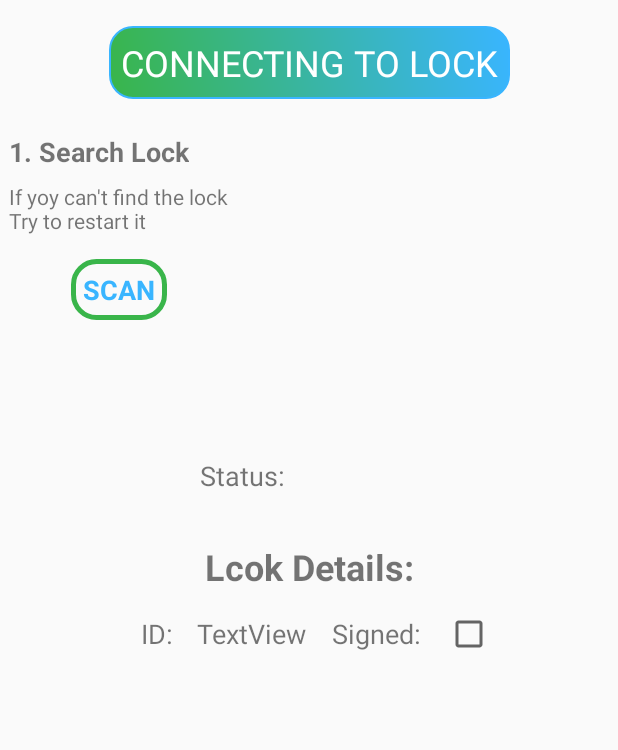
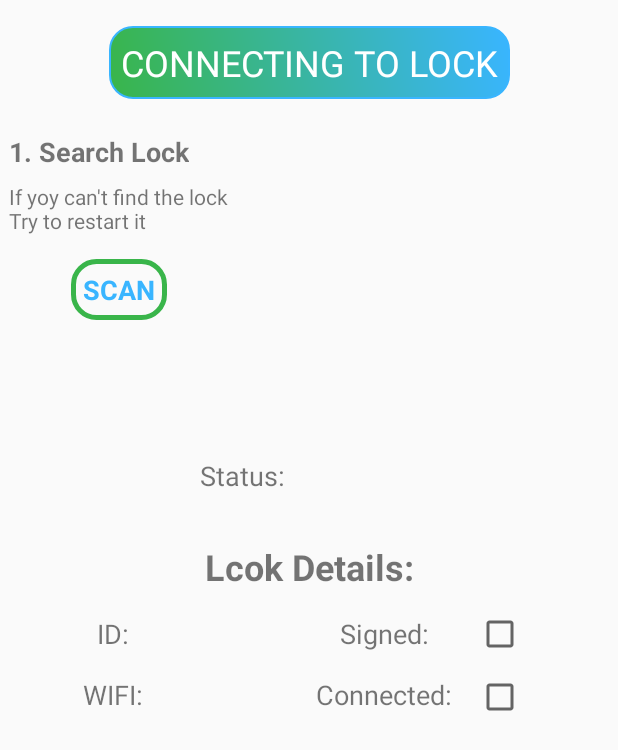
Before and after one commit to dudu4646/LockedApp, an Android app: the bluetooth screen opened directly, with no data from a screen before it, on a phone screen of 412 x 824 dp. Shown: the top 750 px of the screen. Run offline under Robolectric (Android 15) with nearby library versions, the phone set to English and light mode, and no system bars.

Commit message:
15/10 11:50 getting status of the lock

```diff
--- a/app/src/main/java/packet/com/lockedappproject/Activities/bluetooth.java
+++ b/app/src/main/java/packet/com/lockedappproject/Activities/bluetooth.java
@@ -36,8 +36,8 @@ public class bluetooth extends AppCompatActivity implements BlueAdapter.BlueCB,
     private BluetoothAdapter bta;
     private BlueThread bThread;
     private BroadcastReceiver receiver;
-    private TextView scan, sts, id;
-    private CheckBox signed;
+    private TextView scan, sts, id, wifi;
+    private CheckBox signed, wifiCheck;
     private BlueAdapter dAdapter;
     private RecyclerView dList;
 
@@ -96,7 +96,9 @@ public class bluetooth extends AppCompatActivity implements BlueAdapter.BlueCB,
 
         sts = findViewById(R.id.sts);
         id = findViewById(R.id.id);
+        wifi = findViewById(R.id.wifi);
         signed = findViewById(R.id.signed);
+        wifiCheck = findViewById(R.id.wifiCheck);
     }
 
     @Override
@@ -138,6 +140,7 @@ public class bluetooth extends AppCompatActivity implements BlueAdapter.BlueCB,
         switch (status) {
             case DISCONNECT:
                 sts.setText("Disconnect");
+                bThread.cancel();
                 break;
             case CONNECTING:
                 sts.setText("Connecting...");
@@ -148,9 +151,19 @@ public class bluetooth extends AppCompatActivity implements BlueAdapter.BlueCB,
                 sts.setText("Getting Lock details...");
                 break;
             case GET_LID:
+                System.out.println("testing ---> GET_LID reply");
                 id.setText(msg);
                 FireBase.searchGeneralLock(msg, this);
+                sts.setText("Getting WIFI status...");
                 bThread.write((GET_SSID + "").getBytes(), GET_SSID);
+                break;
+            case GET_SSID:
+                wifi.setText(msg);
+                bThread.write((GET_WIFI + "").getBytes(), GET_WIFI);
+                break;
+            case GET_WIFI:
+                System.out.println("testing ---> GET_WIFI msg: " + msg);
+                wifiCheck.setChecked(msg.equalsIgnoreCase("1"));
                 break;
         }
     }
--- a/app/src/main/java/packet/com/lockedappproject/models/BlueThread.java
+++ b/app/src/main/java/packet/com/lockedappproject/models/BlueThread.java
@@ -72,7 +72,7 @@ public class BlueThread extends Thread {
                     activity.runOnUiThread(new Runnable() {
                         @Override
                         public void run() {
-                            cb.updateUi(ThreadCB.GET_LID, new String(buffer));
+                            cb.updateUi(status, new String(buffer));
                         }
                     });
 
@@ -125,7 +125,7 @@ public class BlueThread extends Thread {
         static int CONNECTED = 1;
         static int GET_LID = 2;
         static int GET_SSID = 3;
-        static int GET_PASS = 4;
+        static int GET_WIFI = 4;
         static int SET_SSID = 5;
         static int SET_PASS = 6;
 
--- a/app/src/main/res/layout/activity_bluetooth.xml
+++ b/app/src/main/res/layout/activity_bluetooth.xml
@@ -152,24 +152,24 @@
             android:layout_width="wrap_content"
             android:layout_height="wrap_content"
             android:orientation="vertical"
-            app:layout_constraintGuide_percent="0.3" />
+            app:layout_constraintGuide_percent="0.25" />
 
         <androidx.constraintlayout.widget.Guideline
             android:id="@+id/guideline30"
             android:layout_width="wrap_content"
             android:layout_height="wrap_content"
             android:orientation="vertical"
-            app:layout_constraintGuide_percent="0.7" />
+            app:layout_constraintGuide_percent="0.75" />
 
         <TextView
             android:id="@+id/textView22"
             android:layout_width="wrap_content"
             android:layout_height="wrap_content"
             android:layout_marginTop="16dp"
-            android:layout_marginEnd="8dp"
             android:text="ID:"
             android:textSize="18sp"
-            app:layout_constraintEnd_toStartOf="@+id/guideline26"
+            app:layout_constraintEnd_toEndOf="@+id/textView25"
+            app:layout_constraintStart_toStartOf="@+id/textView25"
             app:layout_constraintTop_toBottomOf="@+id/textView21" />
 
         <TextView
@@ -177,7 +177,6 @@
             android:layout_width="wrap_content"
             android:layout_height="wrap_content"
             android:layout_marginStart="8dp"
-            android:text="TextView"
             android:textSize="18sp"
             app:layout_constraintBaseline_toBaselineOf="@+id/textView22"
             app:layout_constraintStart_toStartOf="@+id/guideline26" />
@@ -186,11 +185,11 @@
             android:id="@+id/textView24"
             android:layout_width="wrap_content"
             android:layout_height="wrap_content"
-            android:layout_marginEnd="8dp"
             android:text="Signed:"
             android:textSize="18sp"
             app:layout_constraintBaseline_toBaselineOf="@+id/id"
-            app:layout_constraintEnd_toStartOf="@+id/guideline30" />
+            app:layout_constraintEnd_toEndOf="@+id/textView27"
+            app:layout_constraintStart_toStartOf="@+id/textView27" />
 
         <CheckBox
             android:id="@+id/signed"
@@ -202,6 +201,43 @@
             app:layout_constraintStart_toStartOf="@+id/guideline30"
             app:layout_constraintTop_toTopOf="@+id/textView24" />
 
+        <TextView
+            android:id="@+id/textView25"
+            android:layout_width="wrap_content"
+            android:layout_height="wrap_content"
+            android:layout_marginTop="16dp"
+            android:layout_marginEnd="8dp"
+            android:text="WIFI:"
+            android:textSize="18sp"
+            app:layout_constraintEnd_toStartOf="@+id/guideline26"
+            app:layout_constraintTop_toBottomOf="@+id/textView22" />
+
+        <TextView
+            android:id="@+id/wifi"
+            android:layout_width="wrap_content"
+            android:layout_height="wrap_content"
+            android:layout_marginStart="8dp"
+            app:layout_constraintBaseline_toBaselineOf="@+id/textView25"
+            app:layout_constraintStart_toStartOf="@+id/guideline26" />
+
+        <TextView
+            android:id="@+id/textView27"
+            android:layout_width="wrap_content"
+            android:layout_height="wrap_content"
+            android:layout_marginEnd="8dp"
+            android:text="Connected:"
+            android:textSize="18sp"
+            app:layout_constraintBaseline_toBaselineOf="@+id/textView25"
+            app:layout_constraintEnd_toStartOf="@+id/guideline30" />
+
+        <CheckBox
+            android:id="@+id/wifiCheck"
+            android:layout_width="wrap_content"
+            android:layout_height="wrap_content"
+            android:clickable="false"
+            app:layout_constraintBaseline_toBaselineOf="@+id/textView27"
+            app:layout_constraintStart_toStartOf="@+id/signed" />
+
     </androidx.constraintlayout.widget.ConstraintLayout>
 
 </androidx.constraintlayout.widget.ConstraintLayout>
```
